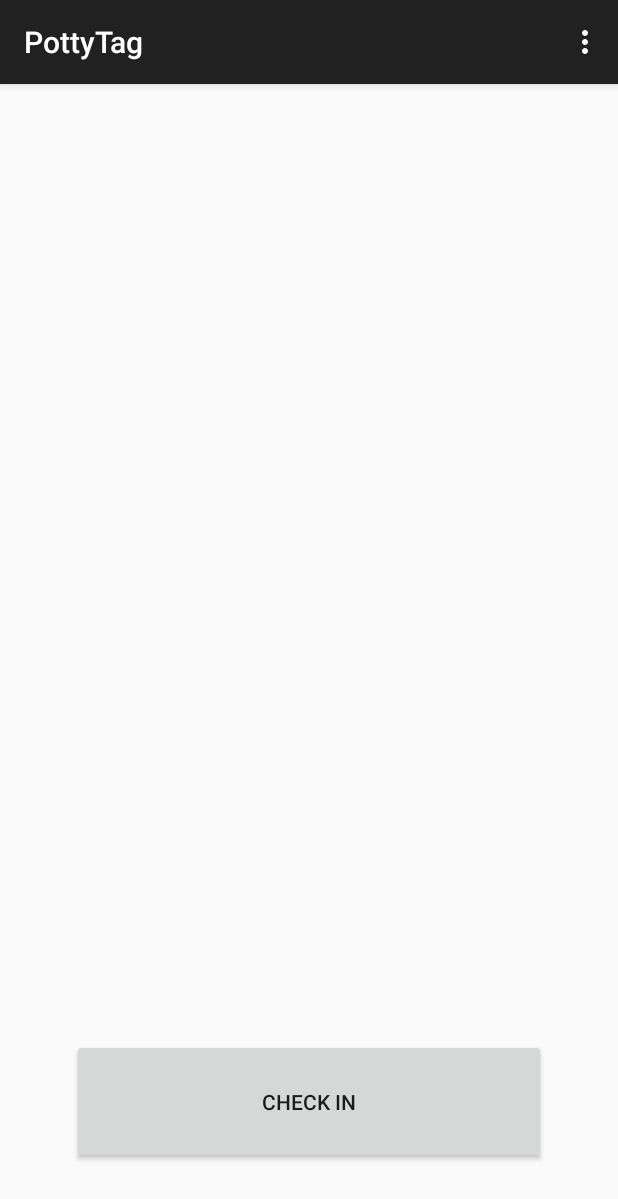
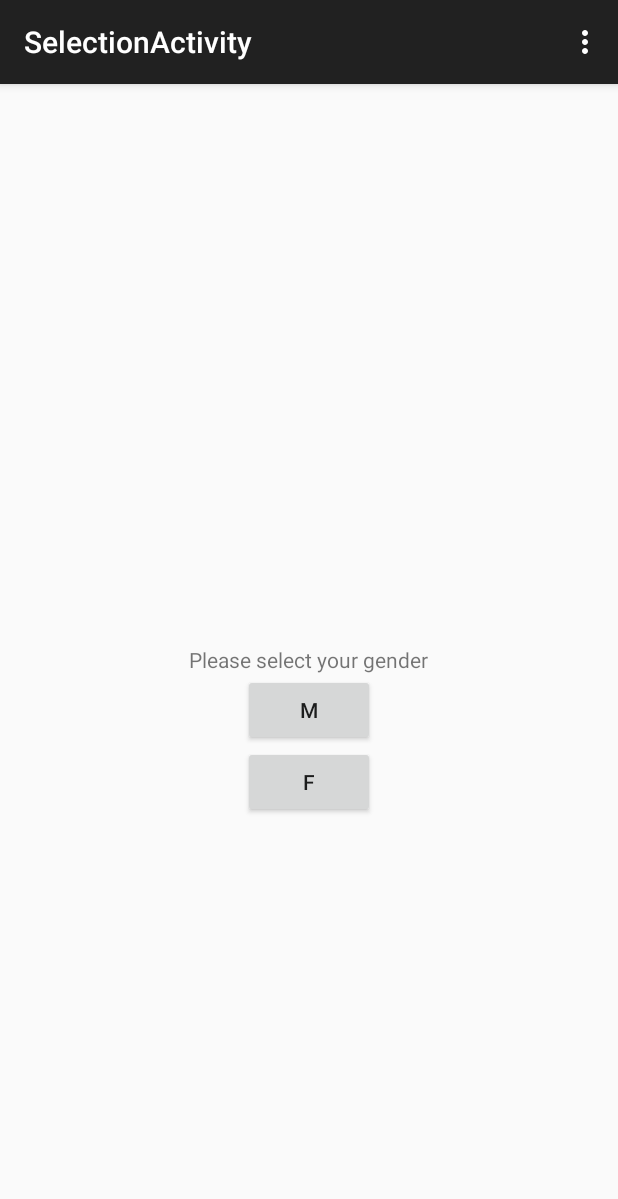
Before and after one commit to jordanribera/PottyTag, an Android app: the screen it shows after launch (StatusActivity before the commit, SelectionActivity after it), on a phone screen of 412 x 824 dp. Shown: the top 1199 px of the screen. Run offline under Robolectric (Android 15) with nearby library versions, the phone set to English and light mode, and no system bars.

Commit message:
Add gender select activity.

```diff
--- a/app/src/main/AndroidManifest.xml
+++ b/app/src/main/AndroidManifest.xml
@@ -10,6 +10,11 @@
         <activity
             android:name=".StatusActivity"
             android:label="@string/app_name" >
+
+        </activity>
+        <activity
+            android:name=".SelectionActivity"
+            android:label="@string/title_activity_selection" >
             <intent-filter>
                 <action android:name="android.intent.action.MAIN" />
 
--- /dev/null
+++ b/app/src/main/java/net/spiralpower/pottytag/SelectionActivity.java
@@ -0,0 +1,61 @@
+package net.spiralpower.pottytag;
+
+import android.content.Intent;
+import android.content.SharedPreferences;
+import android.content.SharedPreferences.Editor;
+import android.support.v7.app.ActionBarActivity;
+import android.os.Bundle;
+import android.view.Menu;
+import android.view.MenuItem;
+import android.view.View;
+
+
+public class SelectionActivity extends ActionBarActivity {
+    public void onMaleClick(View view) {
+        setGenderAndContinue("m");
+    }
+
+    public void onFemaleClick(View view) {
+        setGenderAndContinue("f");
+    }
+
+    private void setGenderAndContinue(String gender) {
+        // Store gender
+        SharedPreferences prefs = getPreferences(MODE_PRIVATE);
+        Editor editor  = prefs.edit();
+        editor.putString("gender", gender);
+        editor.commit();
+
+        // Move to status screen
+        Intent statusActivityIntent = new Intent(this, StatusActivity.class);
+        startActivity(statusActivityIntent);
+    }
+
+    @Override
+    protected void onCreate(Bundle savedInstanceState) {
+        super.onCreate(savedInstanceState);
+        setContentView(R.layout.activity_selection);
+    }
+
+    @Override
+    public boolean onCreateOptionsMenu(Menu menu) {
+        // Inflate the menu; this adds items to the action bar if it is present.
+        getMenuInflater().inflate(R.menu.menu_selection, menu);
+        return true;
+    }
+
+    @Override
+    public boolean onOptionsItemSelected(MenuItem item) {
+        // Handle action bar item clicks here. The action bar will
+        // automatically handle clicks on the Home/Up button, so long
+        // as you specify a parent activity in AndroidManifest.xml.
+        int id = item.getItemId();
+
+        //noinspection SimplifiableIfStatement
+        if (id == R.id.action_settings) {
+            return true;
+        }
+
+        return super.onOptionsItemSelected(item);
+    }
+}
--- /dev/null
+++ b/app/src/main/res/layout/activity_selection.xml
@@ -0,0 +1,35 @@
+<RelativeLayout xmlns:android="http://schemas.android.com/apk/res/android"
+    xmlns:tools="http://schemas.android.com/tools" android:layout_width="match_parent"
+    android:layout_height="match_parent" android:paddingLeft="@dimen/activity_horizontal_margin"
+    android:paddingRight="@dimen/activity_horizontal_margin"
+    android:paddingTop="@dimen/activity_vertical_margin"
+    android:paddingBottom="@dimen/activity_vertical_margin"
+    tools:context="net.spiralpower.pottytag.SelectionActivity">
+
+    <TextView
+        android:id="@+id/genderSelectText"
+        android:text="@string/please_select_gender"
+        android:layout_width="wrap_content"
+        android:layout_height="wrap_content"
+        android:layout_centerVertical="true"
+        android:layout_centerHorizontal="true" />
+
+    <Button
+        android:layout_width="wrap_content"
+        android:layout_height="wrap_content"
+        android:text="M"
+        android:id="@+id/maleButton"
+        android:layout_below="@+id/genderSelectText"
+        android:layout_centerHorizontal="true"
+        android:onClick="onMaleClick"/>
+
+    <Button
+        android:layout_width="wrap_content"
+        android:layout_height="wrap_content"
+        android:text="F"
+        android:id="@+id/femaleButton"
+        android:layout_below="@+id/maleButton"
+        android:layout_centerHorizontal="true"
+        android:onClick="onFemaleClick"/>
+
+</RelativeLayout>
--- /dev/null
+++ b/app/src/main/res/menu/menu_selection.xml
@@ -0,0 +1,7 @@
+<menu xmlns:android="http://schemas.android.com/apk/res/android"
+    xmlns:app="http://schemas.android.com/apk/res-auto"
+    xmlns:tools="http://schemas.android.com/tools"
+    tools:context="net.spiralpower.pottytag.SelectionActivity">
+    <item android:id="@+id/action_settings" android:title="@string/action_settings"
+        android:orderInCategory="100" app:showAsAction="never" />
+</menu>
--- a/app/src/main/res/values/strings.xml
+++ b/app/src/main/res/values/strings.xml
@@ -1,6 +1,7 @@
 <resources>
     <string name="app_name">PottyTag</string>
-
-    <string name="hello_world">Hello world!</string>
+    <string name="hello_world">Holla</string>
+    <string name="please_select_gender">Please select your gender</string>
     <string name="action_settings">Settings</string>
+    <string name="title_activity_selection">SelectionActivity</string>
 </resources>
```
